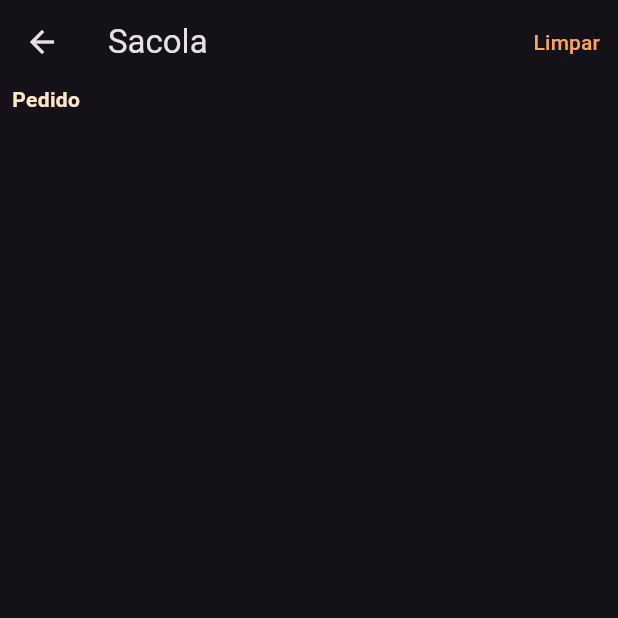
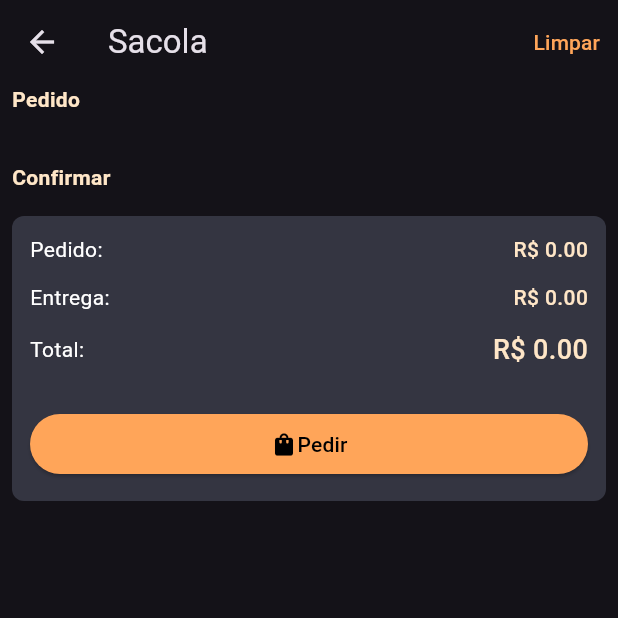
Before and after one commit to thomaspollarini/techtaste, a Flutter app: the CheckoutScreen screen opened directly, on a phone screen of 412 x 824 dp, the top half of it. Run offline on Flutter 3.47's test engine with Material 3 defaults, Android fonts, the phone set to English and light mode, and no system bars; our stand-ins replace badges.

Commit message:
prices and confirmation implemented

```diff
--- a/lib/ui/_core/bag_provider.dart
+++ b/lib/ui/_core/bag_provider.dart
@@ -19,6 +19,14 @@ class BagProvider extends ChangeNotifier {
     notifyListeners();
   }
 
+  getTotalPrice() {
+    double totalPrice = 0;
+    for (Dish dish in dishesOnBag) {
+      totalPrice += dish.price;
+    }
+    return totalPrice;
+  }
+
   Map<Dish, int> getMapByAmount() {
     Map<Dish, int> mapResult = {};
 
--- a/lib/ui/checkout/checkout_screen.dart
+++ b/lib/ui/checkout/checkout_screen.dart
@@ -47,6 +47,102 @@ class CheckoutScreen extends StatelessWidget {
                   },
                 ),
               ),
+              Text(
+                "Confirmar",
+                textAlign: TextAlign.left,
+                style: TextStyle(
+                  color: AppColors.highlightText,
+                  fontWeight: FontWeight.bold,
+                ),
+              ),
+              Container(
+                height: 190,
+                decoration: BoxDecoration(
+                  color: AppColors.lightBackgroundColor,
+                  borderRadius: BorderRadius.circular(8.0),
+                ),
+                child: Padding(
+                  padding: const EdgeInsets.all(12.0),
+                  child: Column(
+                    crossAxisAlignment: CrossAxisAlignment.stretch,
+                    spacing: 12.0,
+                    children: [
+                      Row(
+                        mainAxisSize: MainAxisSize.max,
+                        children: [
+                          Text(
+                            "Pedido:",
+                            style: TextStyle(color: Colors.white),
+                            textAlign: TextAlign.start,
+                          ),
+                          Spacer(),
+                          Text(
+                            'R\$ ${bagProvider.getTotalPrice().toStringAsFixed(2)}',
+                            style: TextStyle(
+                              color: AppColors.highlightText,
+                              fontWeight: FontWeight.w500,
+                            ),
+                            textAlign: TextAlign.right,
+                          ),
+                        ],
+                      ),
+                      Row(
+                        mainAxisSize: MainAxisSize.max,
+                        children: [
+                          Text(
+                            "Entrega:",
+                            style: TextStyle(color: Colors.white),
+                            textAlign: TextAlign.start,
+                          ),
+                          Spacer(),
+                          Text(
+                            'R\$ ${(bagProvider.getTotalPrice() * 0.15).toStringAsFixed(2)}',
+                            style: TextStyle(
+                              color: AppColors.highlightText,
+                              fontWeight: FontWeight.w500,
+                            ),
+                            textAlign: TextAlign.right,
+                          ),
+                        ],
+                      ),
+                      Row(
+                        mainAxisSize: MainAxisSize.max,
+                        children: [
+                          Text(
+                            "Total:",
+                            style: TextStyle(color: Colors.white),
+                            textAlign: TextAlign.start,
+                          ),
+                          Spacer(),
+                          Text(
+                            'R\$ ${(bagProvider.getTotalPrice() * 1.15).toStringAsFixed(2)}',
+                            style: TextStyle(
+                              color: AppColors.highlightText,
+                              fontWeight: FontWeight.w500,
+                              fontSize: 18,
+                            ),
+                            textAlign: TextAlign.right,
+                          ),
+                        ],
+                      ),
+                      SizedBox(height: 2),
+                      SizedBox(
+                        width: double.infinity,
+                        child: ElevatedButton(
+                          onPressed: bagProvider.clearBag,
+                          child: Row(
+                            mainAxisAlignment: MainAxisAlignment.center,
+                            children: [
+                              Icon(Icons.shopping_bag, color: Colors.black),
+                              Text("Pedir"),
+                            ],
+                          ),
+                        ),
+                      ),
+                    ],
+                  ),
+                ),
+              ),
             ],
           ),
         ),
```
